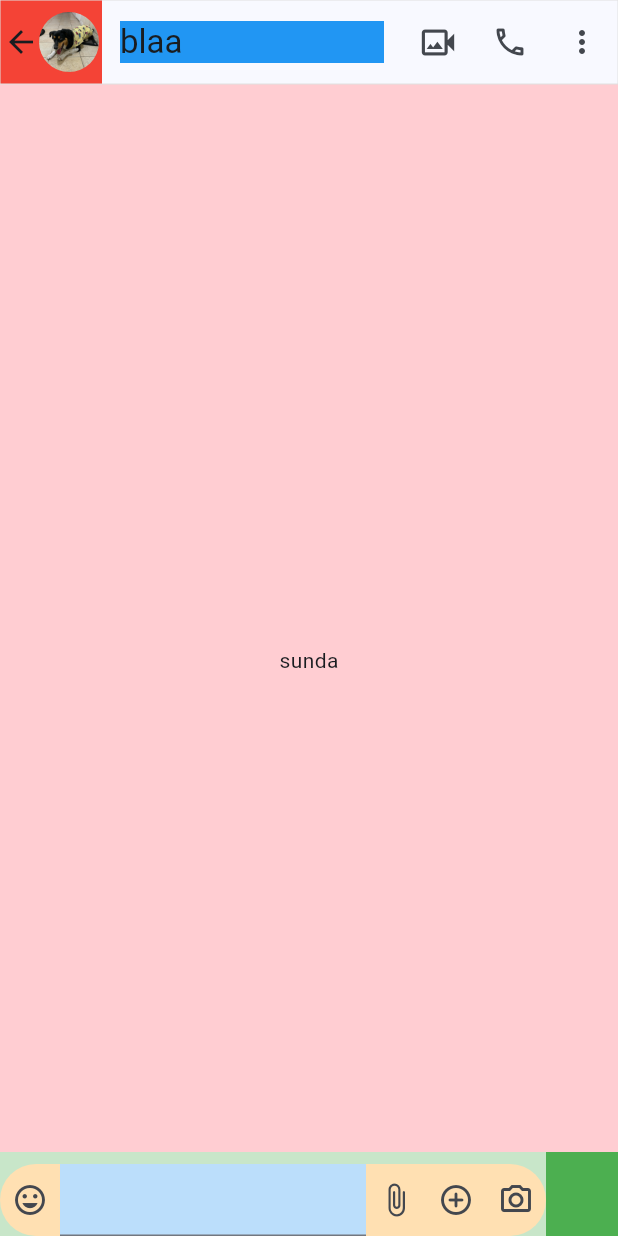
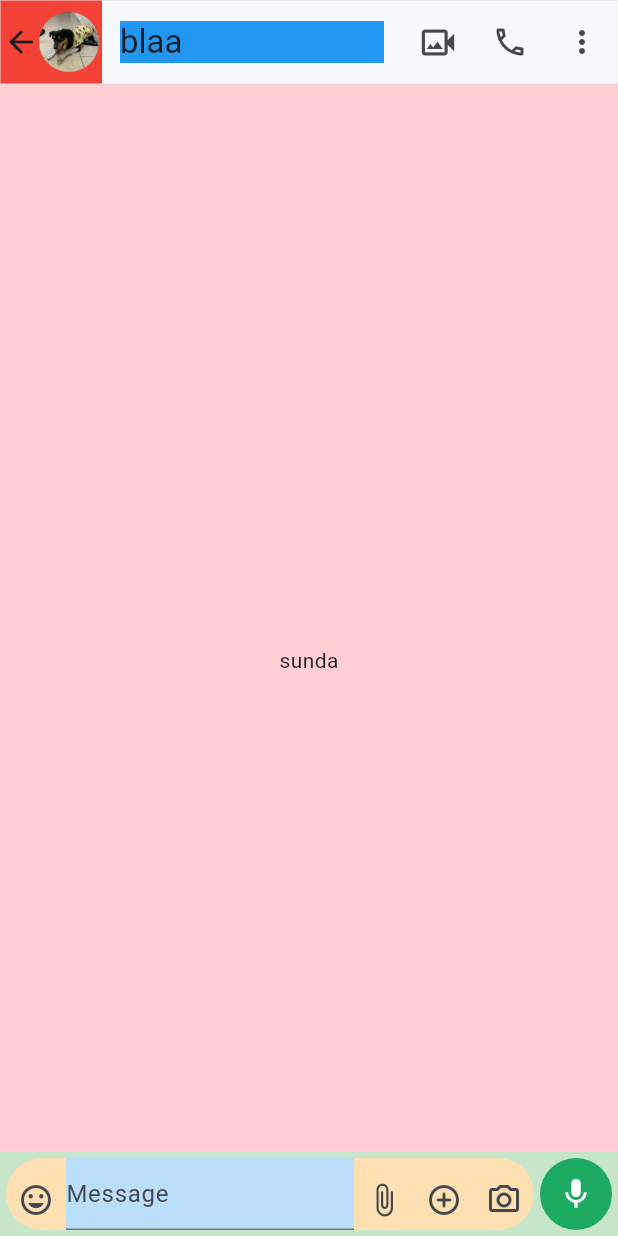
Before and after one commit to victorhmacfer/wazzap, a Flutter app: the ConversationScreen screen opened directly, on a phone screen of 412 x 824 dp. Run offline on Flutter 3.47's test engine with Material 3 defaults, Android fonts, the phone set to English and light mode, and no system bars.

Commit message:
impl sketch of transitions for chat typing state

```diff
--- a/lib/conversation.dart
+++ b/lib/conversation.dart
@@ -1,6 +1,8 @@
 // ignore_for_file: prefer_const_constructors
 
 import 'package:flutter/material.dart';
+import 'package:flutter/widgets.dart';
+import 'package:wazzap/main.dart';
 
 class ConversationScreen extends StatelessWidget {
   @override
@@ -62,34 +64,86 @@ class ConversationScreen extends StatelessWidget {
   }
 }
 
-class _MyBottomSheet extends StatelessWidget {
+class _MyBottomSheet extends StatefulWidget {
+  @override
+  State<_MyBottomSheet> createState() => _MyBottomSheetState();
+}
+
+class _MyBottomSheetState extends State<_MyBottomSheet> {
+  bool isTyping = false;
+
+  Widget? widgetTrailingChatInputField;
+
+  Widget? widgetInGreenButton;
+
+  final myController = TextEditingController();
+
+  Widget _threeWidgets() {
+    return Row(
+      mainAxisSize: MainAxisSize.min,
+      children: [
+        IconButton(
+            visualDensity: VisualDensity.compact,
+            onPressed: () {},
+            icon: Icon(Icons.attach_file_rounded)),
+        IconButton(
+            visualDensity: VisualDensity.compact,
+            onPressed: () {},
+            icon: Icon(Icons.add_circle_outline_rounded)),
+        IconButton(
+            visualDensity: VisualDensity.compact,
+            onPressed: () {},
+            icon: Icon(Icons.camera_alt_outlined)),
+      ],
+    );
+  }
+
+  Widget _oneWidget() {
+    return IconButton(
+        visualDensity: VisualDensity.compact,
+        onPressed: () {},
+        icon: Icon(Icons.attach_file_rounded));
+  }
+
+  Widget micIcon() {
+    return Icon(
+      key: ValueKey<int>(0),
+      Icons.mic,
+      color: Colors.white,
+    );
+  }
+
+  Widget sendIcon() {
+    return Icon(
+      key: ValueKey<int>(1),
+      Icons.send,
+      color: Colors.white,
+    );
+  }
+
+  @override
+  void initState() {
+    super.initState();
+    widgetTrailingChatInputField = _threeWidgets();
+    widgetInGreenButton = micIcon();
+  }
+
   @override
   Widget build(BuildContext context) {
     return Container(
       color: Colors.green[100],
+      padding: EdgeInsets.symmetric(vertical: 4, horizontal: 4),
       constraints: BoxConstraints(maxHeight: 150),
       child: Row(
         crossAxisAlignment: CrossAxisAlignment.end,
         children: [
-          Expanded(child: _ChatInputField()),
-          Container(
-            height: 56,
-            color: Colors.green,
-            width: 48,
-          ),
-        ],
-      ),
-    );
-  }
-}
-
-class _ChatInputField extends StatelessWidget {
-  @override
-  Widget build(BuildContext context) {
-    return Container(
+          Expanded(
+              child: Container(
             decoration: BoxDecoration(
-          color: Colors.orange[100], borderRadius: BorderRadius.circular(40)),
+                color: Colors.orange[100],
+                borderRadius: BorderRadius.circular(24)),
             child: Row(
+              crossAxisAlignment: CrossAxisAlignment.end,
               children: [
                 Container(
                   // color: Colors.purple[100],
@@ -101,19 +155,104 @@ class _ChatInputField extends StatelessWidget {
                 ),
                 Expanded(
                   child: Container(
-              // width: 150,
                     color: Colors.blue[100],
                     child: TextField(
+                      controller: myController,
+                      onChanged: (newText) {
+                        if (newText.isEmpty) {
+                          setState(() {
+                            isTyping = false;
+                            // widgetTrailingChatInputField = _threeWidgets();
+
+                            widgetInGreenButton = micIcon();
+                          });
+
+                          isTyping = false;
+                        } else if (newText.length == 1) {
+                          setState(() {
+                            isTyping = true;
+                            // widgetTrailingChatInputField = _oneWidget();
+                            widgetInGreenButton = sendIcon();
+                          });
+                        }
+                      },
                       maxLines: null,
+                      decoration: InputDecoration(hintText: 'Message'),
                     ),
                   ),
                 ),
-
-          IconButton(visualDensity: VisualDensity.compact, onPressed: () {}, icon: Icon(Icons.attach_file_rounded)),
-          IconButton(visualDensity: VisualDensity.compact, onPressed: () {}, icon: Icon(Icons.add_circle_outline_rounded)),
-          IconButton(visualDensity: VisualDensity.compact, onPressed: () {}, icon: Icon(Icons.camera_alt_outlined)),
+                AnimatedSwitcher(
+                  duration: Duration(milliseconds: 200),
+                  transitionBuilder:
+                      (Widget child, Animation<double> animation) {
+                    return ScaleTransition(scale: animation, child: child);
+                  },
+                  child: widgetTrailingChatInputField,
+                ),
+              ],
+            ),
+          )),
+          SizedBox(width: 4),
+          Container(
+            height: 48,
+            width: 48,
+            decoration: BoxDecoration(color: logoGreen, shape: BoxShape.circle),
+            child: AnimatedSwitcher(
+              duration: Duration(milliseconds: 200),
+              transitionBuilder: (Widget child, Animation<double> animation) {
+                return ScaleTransition(scale: animation, child: child);
+              },
+              child: widgetInGreenButton,
+            ),
+          ),
         ],
       ),
     );
   }
 }
+
+// class _ChatInputField extends StatelessWidget {
+//   @override
+//   Widget build(BuildContext context) {
+//     return Container(
+//       decoration: BoxDecoration(
+//           color: Colors.orange[100], borderRadius: BorderRadius.circular(24)),
+//       child: Row(
+//         crossAxisAlignment: CrossAxisAlignment.end,
+//         children: [
+//           Container(
+//             // color: Colors.purple[100],
+//             child: IconButton(
+//               visualDensity: VisualDensity.compact,
+//               onPressed: () {},
+//               icon: Icon(Icons.mood),
+//             ),
+//           ),
+//           Expanded(
+//             child: Container(
+//               // width: 150,
+//               // alignment: Alignment.center,
+//               color: Colors.blue[100],
+//               child: TextField(
+//                 maxLines: null,
+//                 decoration: InputDecoration(hintText: 'Message'),
+//               ),
+//             ),
+//           ),
+//           IconButton(
+//               visualDensity: VisualDensity.compact,
+//               onPressed: () {},
+//               icon: Icon(Icons.attach_file_rounded)),
+//           IconButton(
+//               visualDensity: VisualDensity.compact,
+//               onPressed: () {},
+//               icon: Icon(Icons.add_circle_outline_rounded)),
+//           IconButton(
+//               visualDensity: VisualDensity.compact,
+//               onPressed: () {},
+//               icon: Icon(Icons.camera_alt_outlined)),
+//         ],
+//       ),
+//     );
+//   }
+// }
```
Lines whose indentation alone changed are shown as unchanged.
